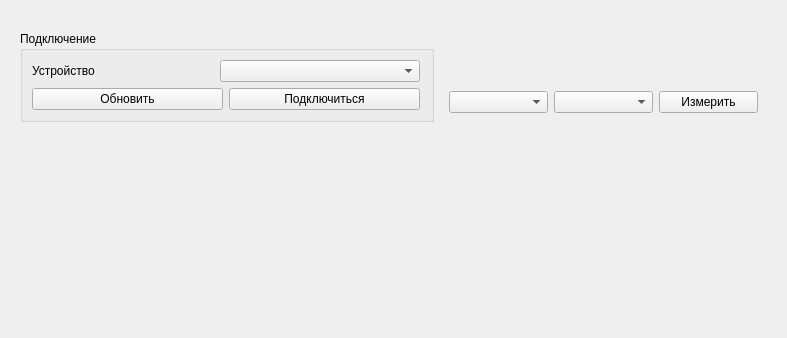
aarsmirnov/etl_probator, file devices/device_iks30a.ui: the form before one commit.
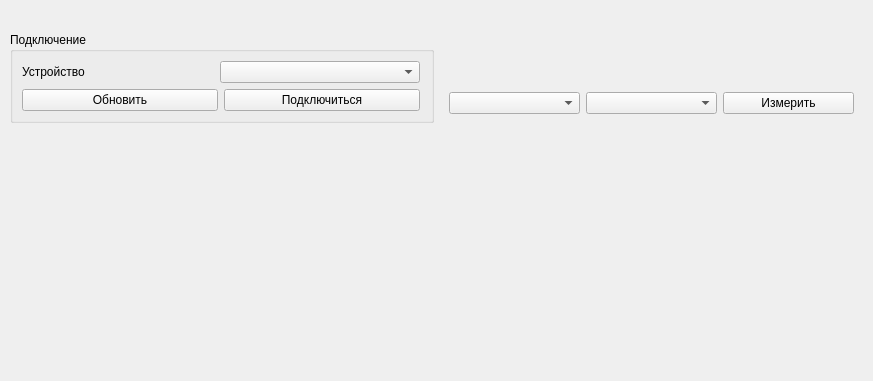
The form after the commit. The open tabs and pages were chosen to show the change.

```diff
--- a/devices/device_iks30a.ui
+++ b/devices/device_iks30a.ui
@@ -6,14 +6,20 @@
    <rect>
     <x>0</x>
     <y>0</y>
-    <width>787</width>
-    <height>338</height>
+    <width>873</width>
+    <height>381</height>
    </rect>
   </property>
   <property name="windowTitle">
    <string>Form</string>
   </property>
   <layout class="QGridLayout" name="gridLayout_4">
+   <property name="leftMargin">
+    <number>9</number>
+   </property>
+   <property name="rightMargin">
+    <number>9</number>
+   </property>
    <item row="0" column="0">
     <widget class="QLabel" name="lblTitle">
      <property name="text">
@@ -33,8 +39,17 @@
       </sizepolicy>
      </property>
      <layout class="QHBoxLayout" name="horizontalLayout_2">
+      <property name="leftMargin">
+       <number>1</number>
+      </property>
       <property name="topMargin">
-       <number>0</number>
+       <number>1</number>
+      </property>
+      <property name="rightMargin">
+       <number>1</number>
+      </property>
+      <property name="bottomMargin">
+       <number>1</number>
       </property>
       <item>
        <widget class="QGroupBox" name="gbControl">
@@ -178,7 +193,7 @@
    <item row="2" column="0">
     <widget class="QStackedWidget" name="stackedWidget">
      <property name="currentIndex">
-      <number>0</number>
+      <number>1</number>
      </property>
      <widget class="QWidget" name="page1">
       <layout class="QGridLayout" name="gridLayout">
@@ -201,7 +216,7 @@
            <item row="0" column="0">
             <widget class="QStackedWidget" name="stackedWidget_2">
              <property name="currentIndex">
-              <number>1</number>
+              <number>0</number>
              </property>
              <widget class="QWidget" name="page">
               <layout class="QGridLayout" name="gridLayout_8">
```
